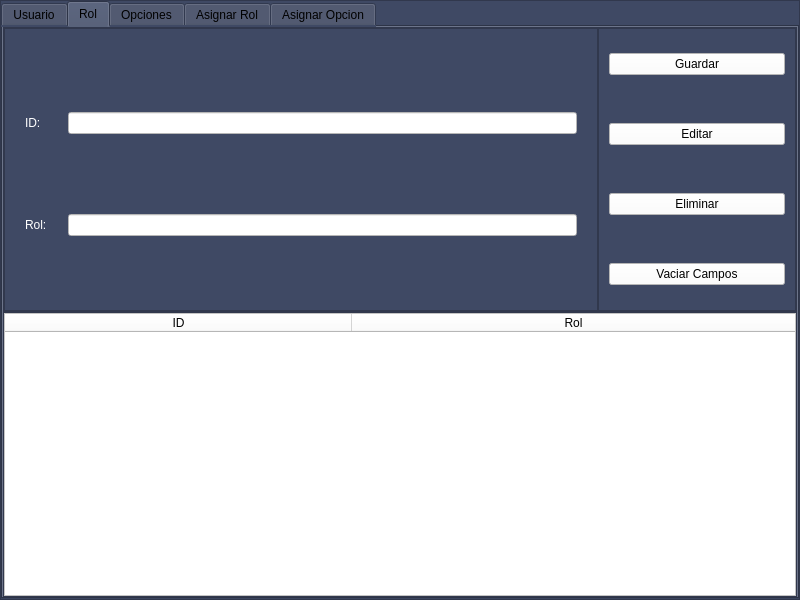
EdCenten0/MAPA-Python, file Proyecto/Interfaces/Ui/Seguridad.ui: the form before one commit.
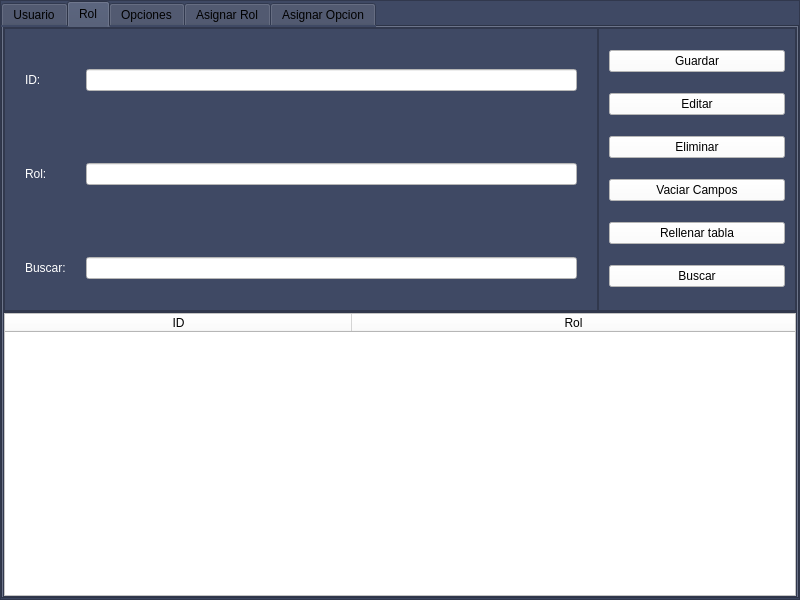
The form after the commit. The open tabs and pages were chosen to show the change.

Commit message: Agregue el buscar en seguridad

The edit to the form file:
```diff
--- a/Proyecto/Interfaces/Ui/Seguridad.ui
+++ b/Proyecto/Interfaces/Ui/Seguridad.ui
@@ -71,7 +71,7 @@
         <widget class="QTabWidget" name="tabWidget">
          <property name="minimumSize">
           <size>
-           <width>22</width>
+           <width>0</width>
            <height>0</height>
           </size>
          </property>
@@ -707,7 +707,10 @@
                 </property>
                 <layout class="QFormLayout" name="formLayout_7">
                  <property name="horizontalSpacing">
-                  <number>21</number>
+                  <number>20</number>
+                 </property>
+                 <property name="verticalSpacing">
+                  <number>10</number>
                  </property>
                  <property name="leftMargin">
                   <number>20</number>
@@ -721,33 +724,7 @@
                  <property name="bottomMargin">
                   <number>0</number>
                  </property>
-                 <item row="0" column="1">
-                  <spacer name="verticalSpacer_2">
-                   <property name="orientation">
-                    <enum>Qt::Vertical</enum>
-                   </property>
-                   <property name="sizeHint" stdset="0">
-                    <size>
-                     <width>20</width>
-                     <height>40</height>
-                    </size>
-                   </property>
-                  </spacer>
-                 </item>
-                 <item row="1" column="1">
-                  <spacer name="verticalSpacer_4">
-                   <property name="orientation">
-                    <enum>Qt::Vertical</enum>
-                   </property>
-                   <property name="sizeHint" stdset="0">
-                    <size>
-                     <width>20</width>
-                     <height>40</height>
-                    </size>
-                   </property>
-                  </spacer>
-                 </item>
-                 <item row="2" column="0">
+                 <item row="1" column="0">
                   <widget class="QLabel" name="label_108">
                    <property name="styleSheet">
                     <string notr="true">font: 14pt &quot;Ubuntu&quot;;
@@ -758,7 +735,7 @@
                    </property>
                   </widget>
                  </item>
-                 <item row="2" column="1">
+                 <item row="1" column="1">
                   <widget class="QLineEdit" name="line_Rol_Id">
                    <property name="enabled">
                     <bool>false</bool>
@@ -769,20 +746,7 @@
                    </property>
                   </widget>
                  </item>
-                 <item row="5" column="1">
-                  <spacer name="verticalSpacer_3">
-                   <property name="orientation">
-                    <enum>Qt::Vertical</enum>
-                   </property>
-                   <property name="sizeHint" stdset="0">
-                    <size>
-                     <width>20</width>
-                     <height>40</height>
-                    </size>
-                   </property>
-                  </spacer>
-                 </item>
-                 <item row="6" column="0">
+                 <item row="4" column="0">
                   <widget class="QLabel" name="label_107">
                    <property name="styleSheet">
                     <string notr="true">font: 14pt &quot;Ubuntu&quot;;
@@ -793,7 +757,7 @@
                    </property>
                   </widget>
                  </item>
-                 <item row="6" column="1">
+                 <item row="4" column="1">
                   <widget class="QLineEdit" name="line_Rol">
                    <property name="styleSheet">
                     <string notr="true">background-color: rgb(255, 255, 255);
@@ -801,8 +765,27 @@
                    </property>
                   </widget>
                  </item>
+                 <item row="7" column="0">
+                  <widget class="QLabel" name="label_2">
+                   <property name="styleSheet">
+                    <string notr="true">font: 14pt &quot;Ubuntu&quot;;
+color: rgb(255, 255, 255);</string>
+                   </property>
+                   <property name="text">
+                    <string>Buscar:</string>
+                   </property>
+                  </widget>
+                 </item>
                  <item row="7" column="1">
-                  <spacer name="verticalSpacer_6">
+                  <widget class="QLineEdit" name="line_buscar_rol">
+                   <property name="styleSheet">
+                    <string notr="true">background-color: rgb(255, 255, 255);
+font: 10pt &quot;MS Shell Dlg 2&quot;;</string>
+                   </property>
+                  </widget>
+                 </item>
+                 <item row="0" column="1">
+                  <spacer name="verticalSpacer_2">
                    <property name="orientation">
                     <enum>Qt::Vertical</enum>
                    </property>
@@ -814,7 +797,33 @@
                    </property>
                   </spacer>
                  </item>
-                 <item row="8" column="1">
+                 <item row="3" column="1">
+                  <spacer name="verticalSpacer_3">
+                   <property name="orientation">
+                    <enum>Qt::Vertical</enum>
+                   </property>
+                   <property name="sizeHint" stdset="0">
+                    <size>
+                     <width>20</width>
+                     <height>40</height>
+                    </size>
+                   </property>
+                  </spacer>
+                 </item>
+                 <item row="2" column="1">
+                  <spacer name="verticalSpacer_4">
+                   <property name="orientation">
+                    <enum>Qt::Vertical</enum>
+                   </property>
+                   <property name="sizeHint" stdset="0">
+                    <size>
+                     <width>20</width>
+                     <height>40</height>
+                    </size>
+                   </property>
+                  </spacer>
+                 </item>
+                 <item row="6" column="1">
                   <spacer name="verticalSpacer_5">
                    <property name="orientation">
                     <enum>Qt::Vertical</enum>
@@ -827,7 +836,20 @@
                    </property>
                   </spacer>
                  </item>
-                 <item row="4" column="1">
+                 <item row="5" column="1">
+                  <spacer name="verticalSpacer_6">
+                   <property name="orientation">
+                    <enum>Qt::Vertical</enum>
+                   </property>
+                   <property name="sizeHint" stdset="0">
+                    <size>
+                     <width>20</width>
+                     <height>40</height>
+                    </size>
+                   </property>
+                  </spacer>
+                 </item>
+                 <item row="8" column="1">
                   <spacer name="verticalSpacer_29">
                    <property name="orientation">
                     <enum>Qt::Vertical</enum>
@@ -853,7 +875,7 @@
                 </property>
                 <layout class="QVBoxLayout" name="verticalLayout_23">
                  <property name="spacing">
-                  <number>24</number>
+                  <number>0</number>
                  </property>
                  <property name="leftMargin">
                   <number>10</number>
@@ -911,6 +933,28 @@
                    </property>
                   </widget>
                  </item>
+                 <item>
+                  <widget class="QPushButton" name="bt_rellenar_rol">
+                   <property name="styleSheet">
+                    <string notr="true">background-color: rgb(255, 255, 255);
+font: 12pt &quot;MS Shell Dlg 2&quot;;</string>
+                   </property>
+                   <property name="text">
+                    <string>Rellenar tabla</string>
+                   </property>
+                  </widget>
+                 </item>
+                 <item>
+                  <widget class="QPushButton" name="bt_busca_rol">
+                   <property name="styleSheet">
+                    <string notr="true">background-color: rgb(255, 255, 255);
+font: 12pt &quot;MS Shell Dlg 2&quot;;</string>
+                   </property>
+                   <property name="text">
+                    <string>Buscar</string>
+                   </property>
+                  </widget>
+                 </item>
                 </layout>
                </widget>
               </item>
```
Left out of the diff: 292 changed lines with no effect on the pictures. The commit also changes 1 other file.
